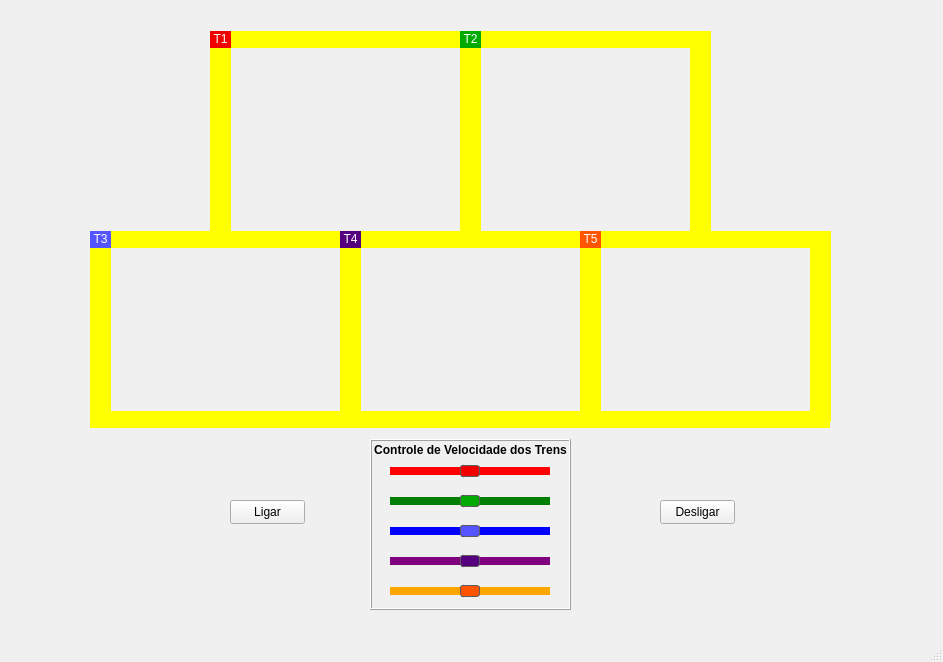
This is mainwindow.ui in Bianca-Mirtes/Projeto_dos_Trens_SO as Qt 5 draws it before an edit. The edited form follows.
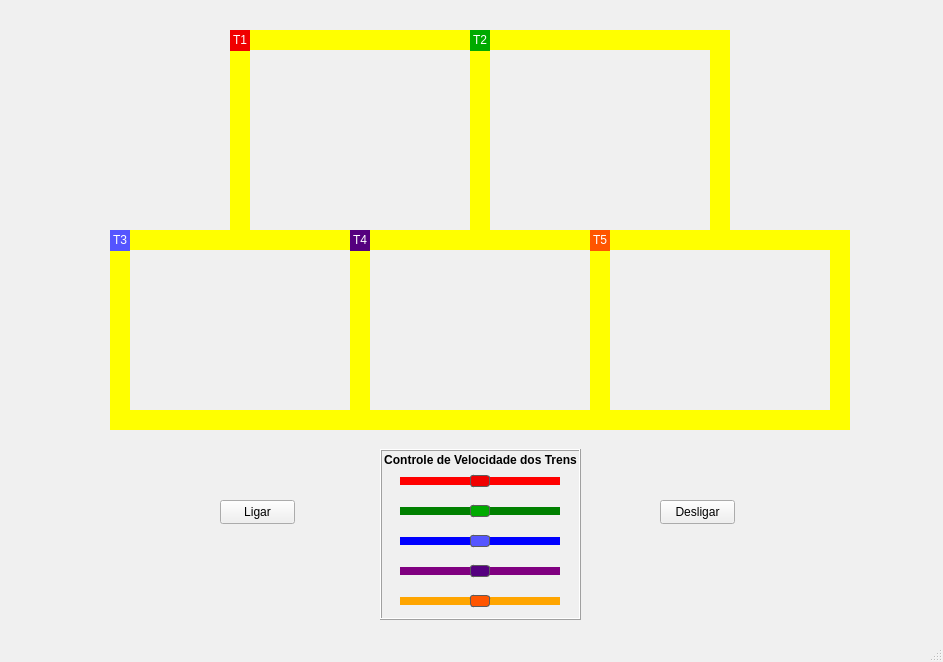
This is the edited form. Icons and pictures are not drawn.

```diff
--- a/mainwindow.ui
+++ b/mainwindow.ui
@@ -432,10 +432,10 @@
    <widget class="QLabel" name="trilho1_11">
     <property name="geometry">
      <rect>
-      <x>810</x>
-      <y>231</y>
-      <width>21</width>
-      <height>191</height>
+      <x>830</x>
+      <y>230</y>
+      <width>20</width>
+      <height>200</height>
      </rect>
     </property>
     <property name="styleSheet">
@@ -448,10 +448,10 @@
    <widget class="QLabel" name="trilho5">
     <property name="geometry">
      <rect>
-      <x>90</x>
-      <y>231</y>
+      <x>110</x>
+      <y>230</y>
       <width>250</width>
-      <height>17</height>
+      <height>20</height>
      </rect>
     </property>
     <property name="styleSheet">
@@ -464,10 +464,10 @@
    <widget class="QLabel" name="trilho1_8">
     <property name="geometry">
      <rect>
-      <x>340</x>
-      <y>411</y>
+      <x>350</x>
+      <y>410</y>
       <width>250</width>
-      <height>17</height>
+      <height>20</height>
      </rect>
     </property>
     <property name="styleSheet">
@@ -480,10 +480,10 @@
    <widget class="QLabel" name="trem_5">
     <property name="geometry">
      <rect>
-      <x>580</x>
-      <y>231</y>
-      <width>21</width>
-      <height>17</height>
+      <x>590</x>
+      <y>230</y>
+      <width>20</width>
+      <height>21</height>
      </rect>
     </property>
     <property name="styleSheet">
@@ -496,10 +496,10 @@
    <widget class="QLabel" name="trem_4">
     <property name="geometry">
      <rect>
-      <x>340</x>
-      <y>231</y>
-      <width>21</width>
-      <height>17</height>
+      <x>350</x>
+      <y>230</y>
+      <width>20</width>
+      <height>21</height>
      </rect>
     </property>
     <property name="styleSheet">
@@ -528,7 +528,7 @@
    <widget class="QPushButton" name="iniciar">
     <property name="geometry">
      <rect>
-      <x>230</x>
+      <x>220</x>
       <y>500</y>
       <width>75</width>
       <height>24</height>
@@ -547,9 +547,9 @@
    <widget class="QLabel" name="trilho3">
     <property name="geometry">
      <rect>
-      <x>460</x>
-      <y>31</y>
-      <width>21</width>
+      <x>470</x>
+      <y>30</y>
+      <width>20</width>
       <height>200</height>
      </rect>
     </property>
@@ -563,10 +563,10 @@
    <widget class="QLabel" name="trilho1_3">
     <property name="geometry">
      <rect>
-      <x>580</x>
-      <y>231</y>
+      <x>590</x>
+      <y>230</y>
       <width>250</width>
-      <height>17</height>
+      <height>20</height>
      </rect>
     </property>
     <property name="styleSheet">
@@ -579,10 +579,10 @@
    <widget class="QLabel" name="trilho1">
     <property name="geometry">
      <rect>
-      <x>210</x>
-      <y>31</y>
-      <width>250</width>
-      <height>17</height>
+      <x>230</x>
+      <y>30</y>
+      <width>240</width>
+      <height>20</height>
      </rect>
     </property>
     <property name="styleSheet">
@@ -595,9 +595,9 @@
    <widget class="QLabel" name="trilho1_4">
     <property name="geometry">
      <rect>
-      <x>690</x>
-      <y>31</y>
-      <width>21</width>
+      <x>710</x>
+      <y>30</y>
+      <width>20</width>
       <height>200</height>
      </rect>
     </property>
@@ -611,10 +611,10 @@
    <widget class="QLabel" name="trem_1">
     <property name="geometry">
      <rect>
-      <x>210</x>
-      <y>31</y>
-      <width>21</width>
-      <height>17</height>
+      <x>230</x>
+      <y>30</y>
+      <width>20</width>
+      <height>21</height>
      </rect>
     </property>
     <property name="autoFillBackground">
@@ -630,10 +630,10 @@
    <widget class="QLabel" name="trilho1_6">
     <property name="geometry">
      <rect>
-      <x>90</x>
-      <y>411</y>
-      <width>250</width>
-      <height>17</height>
+      <x>110</x>
+      <y>410</y>
+      <width>241</width>
+      <height>20</height>
      </rect>
     </property>
     <property name="styleSheet">
@@ -646,10 +646,10 @@
    <widget class="QLabel" name="trilho2">
     <property name="geometry">
      <rect>
-      <x>460</x>
-      <y>31</y>
+      <x>470</x>
+      <y>30</y>
       <width>250</width>
-      <height>17</height>
+      <height>20</height>
      </rect>
     </property>
     <property name="styleSheet">
@@ -662,10 +662,10 @@
    <widget class="QLabel" name="trilho5_2">
     <property name="geometry">
      <rect>
-      <x>330</x>
-      <y>231</y>
+      <x>340</x>
+      <y>230</y>
       <width>250</width>
-      <height>17</height>
+      <height>20</height>
      </rect>
     </property>
     <property name="styleSheet">
@@ -678,10 +678,10 @@
    <widget class="QLabel" name="trem_2">
     <property name="geometry">
      <rect>
-      <x>460</x>
-      <y>31</y>
-      <width>21</width>
-      <height>17</height>
+      <x>470</x>
+      <y>30</y>
+      <width>20</width>
+      <height>21</height>
      </rect>
     </property>
     <property name="styleSheet">
@@ -694,10 +694,10 @@
    <widget class="QLabel" name="trilho1_10">
     <property name="geometry">
      <rect>
-      <x>580</x>
-      <y>411</y>
-      <width>250</width>
-      <height>17</height>
+      <x>590</x>
+      <y>410</y>
+      <width>251</width>
+      <height>20</height>
      </rect>
     </property>
     <property name="styleSheet">
@@ -710,10 +710,10 @@
    <widget class="QLabel" name="trem_3">
     <property name="geometry">
      <rect>
-      <x>90</x>
-      <y>231</y>
-      <width>21</width>
-      <height>17</height>
+      <x>110</x>
+      <y>230</y>
+      <width>20</width>
+      <height>21</height>
      </rect>
     </property>
     <property name="styleSheet">
@@ -726,10 +726,10 @@
    <widget class="QLabel" name="trilho1_5">
     <property name="geometry">
      <rect>
-      <x>90</x>
-      <y>231</y>
-      <width>21</width>
-      <height>191</height>
+      <x>110</x>
+      <y>230</y>
+      <width>20</width>
+      <height>200</height>
      </rect>
     </property>
     <property name="styleSheet">
@@ -742,9 +742,9 @@
    <widget class="QLabel" name="trilho1_2">
     <property name="geometry">
      <rect>
-      <x>210</x>
-      <y>31</y>
-      <width>21</width>
+      <x>230</x>
+      <y>30</y>
+      <width>20</width>
       <height>200</height>
      </rect>
     </property>
@@ -758,10 +758,10 @@
    <widget class="QLabel" name="trilho1_7">
     <property name="geometry">
      <rect>
-      <x>340</x>
-      <y>231</y>
-      <width>21</width>
-      <height>191</height>
+      <x>350</x>
+      <y>230</y>
+      <width>20</width>
+      <height>200</height>
      </rect>
     </property>
     <property name="styleSheet">
@@ -774,10 +774,10 @@
    <widget class="QLabel" name="trilho1_9">
     <property name="geometry">
      <rect>
-      <x>580</x>
-      <y>231</y>
-      <width>21</width>
-      <height>191</height>
+      <x>590</x>
+      <y>230</y>
+      <width>20</width>
+      <height>200</height>
      </rect>
     </property>
     <property name="styleSheet">
@@ -793,8 +793,8 @@
     </property>
     <property name="geometry">
      <rect>
-      <x>390</x>
-      <y>460</y>
+      <x>400</x>
+      <y>470</y>
       <width>160</width>
       <height>22</height>
      </rect>
@@ -854,8 +854,8 @@
    <widget class="QSlider" name="slider_trem2">
     <property name="geometry">
      <rect>
-      <x>390</x>
-      <y>490</y>
+      <x>400</x>
+      <y>500</y>
       <width>160</width>
       <height>22</height>
      </rect>
@@ -906,8 +906,8 @@
    <widget class="QSlider" name="slider_trem3">
     <property name="geometry">
      <rect>
-      <x>390</x>
-      <y>520</y>
+      <x>400</x>
+      <y>530</y>
       <width>160</width>
       <height>22</height>
      </rect>
@@ -955,8 +955,8 @@
    <widget class="QSlider" name="slider_trem4">
     <property name="geometry">
      <rect>
-      <x>390</x>
-      <y>550</y>
+      <x>400</x>
+      <y>560</y>
       <width>160</width>
       <height>22</height>
      </rect>
@@ -1004,8 +1004,8 @@
    <widget class="QSlider" name="slider_trem5">
     <property name="geometry">
      <rect>
-      <x>390</x>
-      <y>580</y>
+      <x>400</x>
+      <y>590</y>
       <width>160</width>
       <height>22</height>
      </rect>
@@ -1053,8 +1053,8 @@
    <widget class="QLabel" name="label">
     <property name="geometry">
      <rect>
-      <x>360</x>
-      <y>440</y>
+      <x>370</x>
+      <y>450</y>
       <width>221</width>
       <height>21</height>
      </rect>
@@ -1066,8 +1066,8 @@
    <widget class="QFrame" name="frame">
     <property name="geometry">
      <rect>
-      <x>370</x>
-      <y>439</y>
+      <x>380</x>
+      <y>449</y>
       <width>201</width>
       <height>171</height>
      </rect>
@@ -1085,6 +1085,139 @@
      <enum>QFrame::Raised</enum>
     </property>
    </widget>
+   <widget class="QLabel" name="semaforo_1">
+    <property name="geometry">
+     <rect>
+      <x>280</x>
+      <y>190</y>
+      <width>41</width>
+      <height>41</height>
+     </rect>
+    </property>
+    <property name="text">
+     <string/>
+    </property>
+    <property name="pixmap">
+     <pixmap>semaforo.png</pixmap>
+    </property>
+    <property name="scaledContents">
+     <bool>true</bool>
+    </property>
+   </widget>
+   <widget class="QLabel" name="semaforo_2">
+    <property name="geometry">
+     <rect>
+      <x>400</x>
+      <y>190</y>
+      <width>41</width>
+      <height>41</height>
+     </rect>
+    </property>
+    <property name="text">
+     <string/>
+    </property>
+    <property name="pixmap">
+     <pixmap>semaforo.png</pixmap>
+    </property>
+    <property name="scaledContents">
+     <bool>true</bool>
+    </property>
+   </widget>
+   <widget class="QLabel" name="semaforo_3">
+    <property name="geometry">
+     <rect>
+      <x>530</x>
+      <y>190</y>
+      <width>41</width>
+      <height>41</height>
+     </rect>
+    </property>
+    <property name="text">
+     <string/>
+    </property>
+    <property name="pixmap">
+     <pixmap>semaforo.png</pixmap>
+    </property>
+    <property name="scaledContents">
+     <bool>true</bool>
+    </property>
+   </widget>
+   <widget class="QLabel" name="semaforo_4">
+    <property name="geometry">
+     <rect>
+      <x>630</x>
+      <y>190</y>
+      <width>41</width>
+      <height>41</height>
+     </rect>
+    </property>
+    <property name="text">
+     <string/>
+    </property>
+    <property name="pixmap">
+     <pixmap>semaforo.png</pixmap>
+    </property>
+    <property name="scaledContents">
+     <bool>true</bool>
+    </property>
+   </widget>
+   <widget class="QLabel" name="semaforo_5">
+    <property name="geometry">
+     <rect>
+      <x>310</x>
+      <y>310</y>
+      <width>41</width>
+      <height>41</height>
+     </rect>
+    </property>
+    <property name="text">
+     <string/>
+    </property>
+    <property name="pixmap">
+     <pixmap>semaforo.png</pixmap>
+    </property>
+    <property name="scaledContents">
+     <bool>true</bool>
+    </property>
+   </widget>
+   <widget class="QLabel" name="semaforo_6">
+    <property name="geometry">
+     <rect>
+      <x>550</x>
+      <y>310</y>
+      <width>41</width>
+      <height>41</height>
+     </rect>
+    </property>
+    <property name="text">
+     <string/>
+    </property>
+    <property name="pixmap">
+     <pixmap>semaforo.png</pixmap>
+    </property>
+    <property name="scaledContents">
+     <bool>true</bool>
+    </property>
+   </widget>
+   <widget class="QLabel" name="semaforo_0">
+    <property name="geometry">
+     <rect>
+      <x>430</x>
+      <y>110</y>
+      <width>41</width>
+      <height>41</height>
+     </rect>
+    </property>
+    <property name="text">
+     <string/>
+    </property>
+    <property name="pixmap">
+     <pixmap>semaforo.png</pixmap>
+    </property>
+    <property name="scaledContents">
+     <bool>true</bool>
+    </property>
+   </widget>
    <zorder>frame</zorder>
    <zorder>trilho1_10</zorder>
    <zorder>trilho1_8</zorder>
```
Left out of the diff: 11 changed lines with no effect on the pictures.
